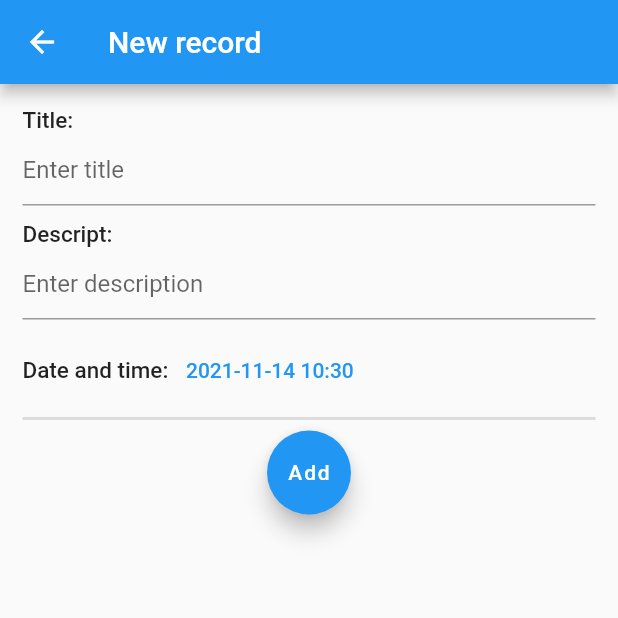
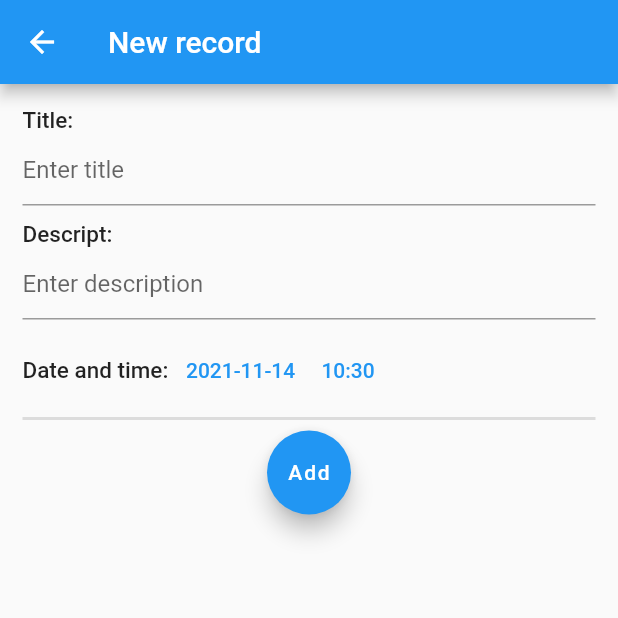
Before and after one commit to KhangNguyen136/to_do_list-Flutter, a Flutter app: the ListItemScreen screen opened directly with empty values, after a tap on the "add" icon, on a phone screen of 412 x 824 dp, the top half of it. Run offline on Flutter 3.47's test engine with Material 2 defaults, Android fonts, the phone set to English and light mode, and no system bars; our stand-ins replace flutter_datetime_picker, flutter_local_notifications, sqflite; accounts and stored records are empty.

```diff
--- a/lib/source/model/db_handle.dart
+++ b/lib/source/model/item/item_handle.dart
@@ -1,12 +1,12 @@
 import 'package:sqflite/sqflite.dart';
 import 'package:path/path.dart';
-import 'package:todo_list/source/model/item.dart';
+import 'package:todo_list/source/model/item/item.dart';
 
-class DatabaseHandler {
+class ItemHandler {
   Future<Database> initializeDB() async {
     String path = await getDatabasesPath();
     return openDatabase(
-      join(path, 'database.db'),
+      join(path, 'item.db'),
       onCreate: (database, version) async {
         await database.execute(
           "CREATE TABLE if not exists itemTable(id INTEGER PRIMARY KEY AUTOINCREMENT, title TEXT NOT NULL,description text,date INTEGER NOT NULL, done integer NOT NULL)",
@@ -25,7 +25,7 @@ class DatabaseHandler {
     return result;
   }
 
-  Future<List<Item>> retrieveItems(String type) async {
+  Future<List<Item>> retrieveItems(String type, String searchKey) async {
     final Database db = await initializeDB();
     final List<Map<String, Object?>> queryResult = await db.query('itemTable');
     var list = queryResult.map((e) => Item.fromMap(e)).toList();
@@ -33,18 +33,28 @@ class DatabaseHandler {
     switch (type) {
       case 'Today':
         for (var id = 0; id < list.length; id++) {
-          DateTime date = DateTime.fromMillisecondsSinceEpoch(list[id].date);
-          if (isToday(date)) result.add(list[id]);
+          Item item = list[id];
+          DateTime date = DateTime.fromMillisecondsSinceEpoch(item.date);
+          if (isToday(date) && checkSearchKey(searchKey, item)) {
+            insertIntoArray(result, item);
+          }
         }
         return result;
       case 'Upcoming':
         for (var id = 0; id < list.length; id++) {
           DateTime date = DateTime.fromMillisecondsSinceEpoch(list[id].date);
-          if (isUpcoming(date)) result.add(list[id]);
+          if (isUpcoming(date) && checkSearchKey(searchKey, list[id])) {
+            insertIntoArray(result, list[id]);
+          }
         }
         return result;
       default:
-        return list;
+        for (var id = 0; id < list.length; id++) {
+          if (checkSearchKey(searchKey, list[id])) {
+            insertIntoArray(result, list[id]);
+          }
+        }
+        return result;
     }
   }
 
@@ -54,7 +64,7 @@ class DatabaseHandler {
       'itemTable',
       where: "id = ?",
       whereArgs: [id],
-    ).whenComplete(() => {print('deleted')});
+    );
   }
 
   Future<void> updateItem(Item item) async {
@@ -72,6 +82,27 @@ class DatabaseHandler {
   }
 }
 
+void insertIntoArray(List<Item> arr, Item item) {
+  if (arr.isEmpty) {
+    arr.add(item);
+    return;
+  }
+  for (var id = 0; id < arr.length; id++) {
+    if (arr[id].date > item.date) {
+      arr.insert(id, item);
+      return;
+    }
+  }
+  arr.add(item);
+}
+
+bool checkSearchKey(String searchKey, Item item) {
+  if (searchKey == '' || searchKey.isEmpty) return true;
+  String key = searchKey.toLowerCase();
+  return item.title.toLowerCase().contains(key) ||
+      item.description.toLowerCase().contains(key);
+}
+
 bool isToday(DateTime date) {
   DateTime today = DateTime.now();
   return date.day == today.day &&
@@ -81,9 +112,9 @@ bool isToday(DateTime date) {
 
 bool isUpcoming(DateTime date) {
   DateTime today = DateTime.now();
-  if (date.year > today.year)
+  if (date.year > today.year) {
     return true;
-  else if (date.year < today.year) {
+  } else if (date.year < today.year) {
     return false;
   } else {
     if (date.month > today.month) {
--- a/lib/source/widget/screen/add_item_screen.dart
+++ b/lib/source/widget/screen/add_item_screen.dart
@@ -1,7 +1,7 @@
 import 'package:flutter/material.dart';
 import 'package:flutter_datetime_picker/flutter_datetime_picker.dart';
-import 'package:todo_list/source/model/db_handle.dart';
-import 'package:todo_list/source/model/item.dart';
+import 'package:todo_list/source/model/item/item_handle.dart';
+import 'package:todo_list/source/model/item/item.dart';
 
 class AddItemScreen extends StatefulWidget {
   const AddItemScreen({Key? key}) : super(key: key);
@@ -16,7 +16,8 @@ class AddItemScreen extends StatefulWidget {
 class ScreenArg {
   bool isEdit;
   Item? item;
-  ScreenArg(this.isEdit, this.item);
+  Function reload;
+  ScreenArg(this.isEdit, this.item, this.reload);
 }
 
 class AddItemScreenState extends State<AddItemScreen> {
@@ -24,14 +25,15 @@ class AddItemScreenState extends State<AddItemScreen> {
   bool warning = false;
   final descriptController = TextEditingController();
   DateTime date = new DateTime.now();
-  late DatabaseHandler handler;
+  late ItemHandler handler;
   bool isEdit = false;
+  Function reload = () {};
   Item item = Item(-1, '', '', 0, 0);
 
   @override
   void initState() {
     super.initState();
-    handler = DatabaseHandler();
+    handler = ItemHandler();
     WidgetsBinding.instance!.addPostFrameCallback((_) {
       afterFirstLayout(context);
     });
@@ -67,7 +69,8 @@ class AddItemScreenState extends State<AddItemScreen> {
                     titleController.text = '';
                     descriptController.text = '';
                     date = DateTime.now();
-                  })
+                  }),
+                  reload(),
                 })
             .catchError((error) =>
                 {_showMyDialog('Action failed', error.toString(), context)});
@@ -77,11 +80,14 @@ class AddItemScreenState extends State<AddItemScreen> {
         item.date = date.millisecondsSinceEpoch;
         handler
             .updateItem(item)
-            .whenComplete(
-                () => _showMyDialog('Update successfully', '', context))
+            .whenComplete(() => {
+                  _showMyDialog('Update successfully', '', context),
+                  reload(),
+                })
             .catchError((error) =>
                 _showMyDialog("Action failed", error.toString(), context));
       }
+      Navigator.pop(context);
     }
 
     pickDate() {
@@ -157,7 +163,9 @@ class AddItemScreenState extends State<AddItemScreen> {
                   ),
                   TextButton(
                     onPressed: pickDate,
-                    child: Text(date.toString().substring(0, 16)),
+                    child: Text(date.toString().substring(0, 10) +
+                        '     ' +
+                        date.toString().substring(11, 16)),
                     // paintBorder
                   ),
                 ],
@@ -186,6 +194,7 @@ class AddItemScreenState extends State<AddItemScreen> {
   void afterFirstLayout(BuildContext context) {
     // Calling the same function "after layout" to resolve the issue.
     final arg = ModalRoute.of(context)!.settings.arguments as ScreenArg;
+    reload = arg.reload;
 
     if (arg.isEdit) {
       setState(() {
--- a/lib/source/widget/screen/home_screen.dart
+++ b/lib/source/widget/screen/home_screen.dart
@@ -60,7 +60,7 @@ class HomeScreen extends StatelessWidget {
             child: FloatingActionButton(
                 onPressed: () {
                   Navigator.pushNamed(context, '/addItem',
-                      arguments: ScreenArg(false, null));
+                      arguments: ScreenArg(false, null, () {}));
                 },
                 child: Icon(Icons.add)),
             margin: EdgeInsets.all(15),
--- a/lib/source/widget/screen/list_item_screen.dart
+++ b/lib/source/widget/screen/list_item_screen.dart
@@ -1,8 +1,6 @@
-import 'dart:ffi';
-
 import 'package:flutter/material.dart';
-import 'package:todo_list/source/model/db_handle.dart';
-import 'package:todo_list/source/model/item.dart';
+import 'package:todo_list/source/model/item/item_handle.dart';
+import 'package:todo_list/source/model/item/item.dart';
 import 'package:todo_list/source/widget/component/to_do_item.dart';
 import 'package:todo_list/source/widget/screen/add_item_screen.dart';
 
@@ -15,21 +13,29 @@ class ListItemScreen extends StatefulWidget {
 }
 
 class ListItemState extends State<ListItemScreen> {
-  late DatabaseHandler dbHandler;
+  late ItemHandler dbHandler;
+  final searchController = TextEditingController();
+  String searchKey = '';
+  bool searching = false;
   // List<Item> listItem = [];
+  bool change = false;
   @override
   void initState() {
     super.initState();
-    dbHandler = DatabaseHandler();
+    dbHandler = ItemHandler();
   }
 
   @override
   dispose() {
     super.dispose();
+    searchController.dispose();
   }
 
   rebuild() {
-    // setState(() {});
+    // initState();
+    setState(() {
+      change = !change;
+    });
     print('Reload');
   }
 
@@ -39,22 +45,56 @@ class ListItemState extends State<ListItemScreen> {
 
     return Scaffold(
         appBar: AppBar(
-          title: Text(args.toString()),
-        ),
+            title: Row(
+          children: [
+            Expanded(
+                child: Text(
+              args,
+              textAlign: TextAlign.center,
+            )),
+            IconButton(
+              onPressed: () {
+                setState(() {
+                  searching = !searching;
+                });
+              },
+              icon: Icon(searching ? Icons.search_off : Icons.search),
+            )
+          ],
+        )),
         body: FutureBuilder(
-          future: dbHandler.retrieveItems(args),
+          future: dbHandler.retrieveItems(args, searching ? searchKey : ''),
           builder: (BuildContext context, AsyncSnapshot<List<Item>> snapshot) {
             if (snapshot.hasData) {
               var data = snapshot.data;
               return Center(
                   child: Column(
                 children: [
+                  Visibility(
+                    child: Container(
+                      child: TextField(
+                        controller: searchController,
+                        onChanged: (text) {
+                          setState(() {
+                            searchKey = text;
+                          });
+                        },
+                        decoration: InputDecoration(
+                            border: OutlineInputBorder(),
+                            hintText: 'Search by title or description',
+                            contentPadding: EdgeInsets.fromLTRB(12, 5, 12, 5)),
+                      ),
+                      margin: EdgeInsets.fromLTRB(10, 5, 10, 10),
+                    ),
+                    visible: searching,
+                  ),
                   Expanded(
                     child: ListView.builder(
                         itemCount: data?.length,
                         itemBuilder: (context, int index) {
                           return ToDoItem(
                             item: data?[index],
+                            reload: rebuild,
                           );
                         }),
                   ),
@@ -63,10 +103,10 @@ class ListItemState extends State<ListItemScreen> {
                     child: FloatingActionButton(
                         onPressed: () {
                           Navigator.pushNamed(context, '/addItem',
-                              arguments: ScreenArg(false, null));
+                              arguments: ScreenArg(false, null, rebuild));
                         },
                         child: Icon(Icons.add)),
-                    margin: EdgeInsets.all(15),
+                    margin: EdgeInsets.fromLTRB(0, 0, 15, 15),
                   ),
                 ],
               ));
--- a/lib/source/widget/screen/setting_screen.dart
+++ b/lib/source/widget/screen/setting_screen.dart
@@ -9,9 +9,9 @@ class SettingScreen extends StatelessWidget {
     final args = ModalRoute.of(context)!.settings.arguments;
     return Scaffold(
       appBar: AppBar(
-        title: const Text('SettingScreen'),
+        title: const Text('Setting'),
       ),
-      body: Center(child: Text(args.toString())),
+      body: Center(child: Text('Coming soon')),
     );
   }
 }
--- a/pubspec.yaml
+++ b/pubspec.yaml
@@ -37,6 +37,8 @@ dependencies:
   flutter_horizontal_divider: ^1.0.0
   flutter_datetime_picker: ^1.5.1
   provider: ^6.0.1
+  flutter_search_bar: ^2.1.0
+  flutter_local_notifications: ^9.1.1
 
 dev_dependencies:
   flutter_test:
```
Also changed, not shown: lib/source/model/notification/notification.dart (added, +23 -0 lines), lib/source/model/notification/notification_handle.dart (added, +59 -0 lines), lib/source/notification_service.dart (added, +12 -0 lines), lib/source/widget/component/alert.dart (deleted, +0 -29 lines), lib/source/widget/component/notification_item.dart (added, +152 -0 lines), lib/source/widget/component/to_do_item.dart (+19 -10 lines), lib/source/widget/screen/notifications_screen.dart (+101 -9 lines), lib/source/model/item/item.dart (renamed from lib/source/model/item.dart), pubspec.lock, 1 other file.
